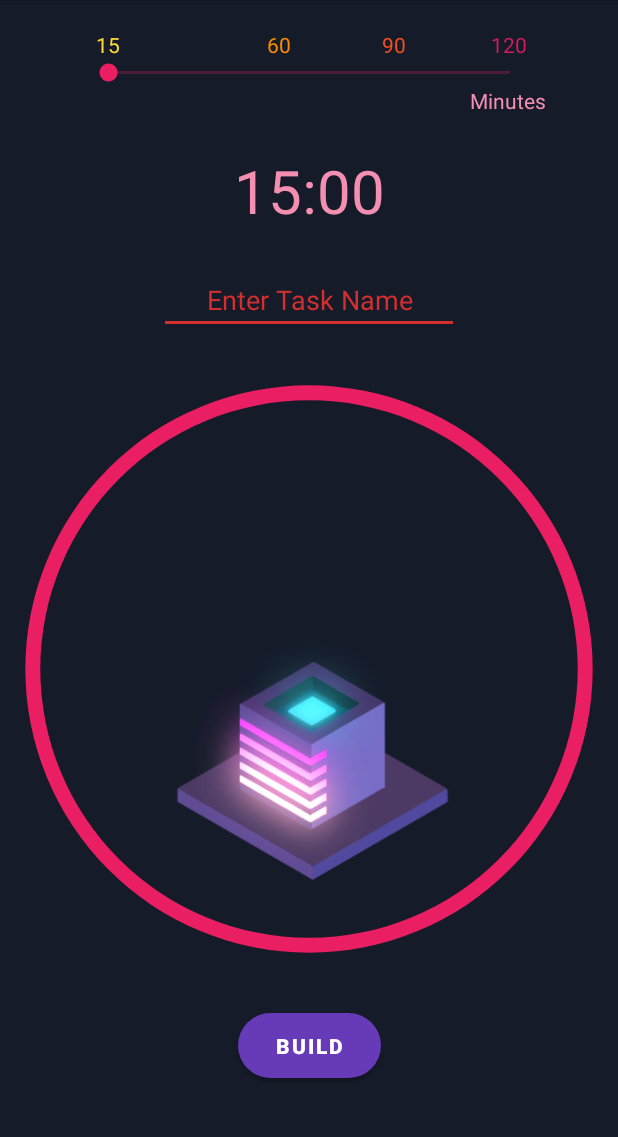
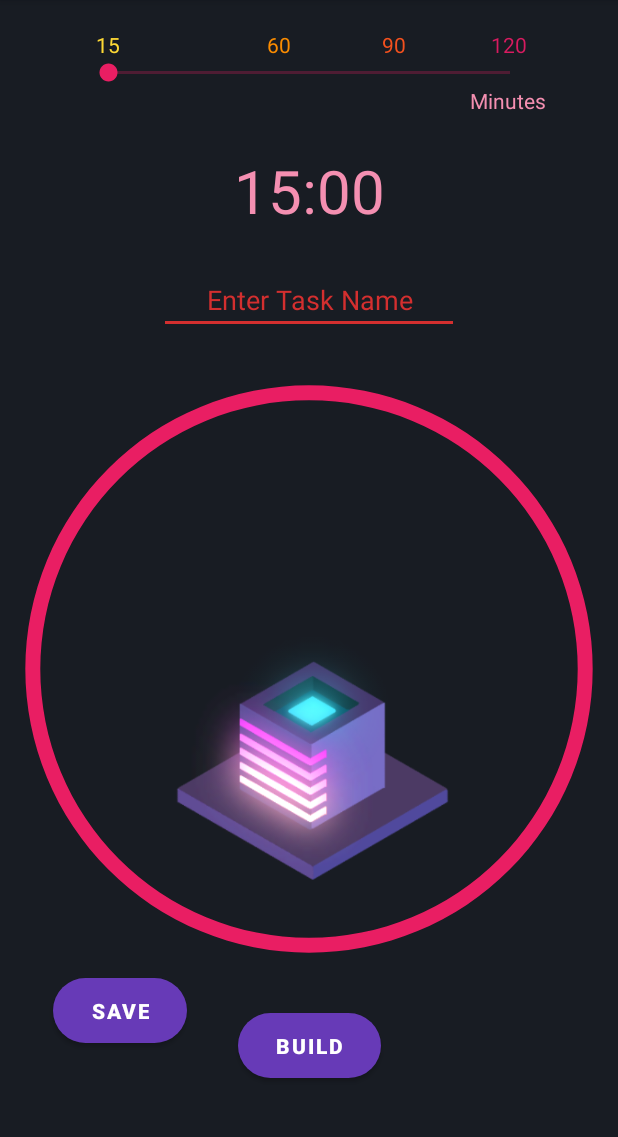
Before and after one commit to ETS-Android4/Focus-City, an Android app: the screen it shows after launch (MainActivity), after a tap on "BUILD", on a phone screen of 412 x 824 dp, the part 84-1221 px from its top. Run offline under Robolectric (Android 15) with nearby library versions, the phone set to English and light mode, and no system bars.

Commit message:
Added Blueprints Page to Save Task for Later

```diff
--- a/app/src/main/AndroidManifest.xml
+++ b/app/src/main/AndroidManifest.xml
@@ -3,6 +3,7 @@
     package="com.candy.focuscity">
 
     <uses-permission android:name="android.permission.VIBRATE" />
+
     <application
         android:allowBackup="true"
         android:icon="@mipmap/ic_launcher"
@@ -10,6 +11,9 @@
         android:roundIcon="@mipmap/ic_launcher_round"
         android:supportsRtl="true"
         android:theme="@style/Theme.FocusCity">
+        <activity
+            android:name=".BlueprintActivity"
+            android:exported="false" />
         <activity
             android:name=".RecordsActivity"
             android:exported="false" />
--- /dev/null
+++ b/app/src/main/java/com/candy/focuscity/DatabaseHandlers/BlueprintsDatabaseHandler.java
@@ -0,0 +1,84 @@
+package com.candy.focuscity.DatabaseHandlers;
+
+import android.annotation.SuppressLint;
+import android.content.ContentValues;
+import android.content.Context;
+import android.database.Cursor;
+import android.database.sqlite.SQLiteDatabase;
+import android.database.sqlite.SQLiteOpenHelper;
+
+import com.candy.focuscity.Model.BlueprintModel;
+
+import java.util.ArrayList;
+import java.util.List;
+
+public class BlueprintsDatabaseHandler extends SQLiteOpenHelper {
+
+    private static final int VERSION = 1;
+    private static final String NAME = "blueprintsDatabase";
+    private static final String BLUEPRINTS_TABLE = "blueprints";
+    private static final String ID = "id";
+    private static final String BUILDING_IMAGE_ID = "buildingImageId";
+    private static final String BUILDING_NAME = "buildingName";
+    private static final String TOTAL_MINUTES = "totalMinutes";
+    private static final String CREATE_BLUEPRINTS_TABLE = "CREATE TABLE " + BLUEPRINTS_TABLE +
+            "(" + ID + " INTEGER PRIMARY KEY AUTOINCREMENT, " + BUILDING_IMAGE_ID + " INTEGER, " +
+            BUILDING_NAME + " TEXT, " + TOTAL_MINUTES + " INTEGER)";
+
+    private SQLiteDatabase db;
+
+    public BlueprintsDatabaseHandler(Context context) {
+        super(context, NAME, null, VERSION);
+    }
+
+    @Override
+    public void onCreate(SQLiteDatabase db) {
+        db.execSQL(CREATE_BLUEPRINTS_TABLE);
+    }
+
+    @Override
+    public void onUpgrade(SQLiteDatabase db, int oldVersion, int newVersion) {
+        // Drop the older tables
+        db.execSQL("DROP TABLE IF EXISTS " + BLUEPRINTS_TABLE);
+        // Create new tables
+        onCreate(db);
+    }
+
+    public void openDatabase() {
+        db = this.getWritableDatabase();
+    }
+
+    public void insertBlueprint(BlueprintModel blueprint) {
+        ContentValues cv = new ContentValues();
+        cv.put(BUILDING_IMAGE_ID, blueprint.getBuildingImageId());
+        cv.put(BUILDING_NAME, blueprint.getBuildingName());
+        cv.put(TOTAL_MINUTES, blueprint.getTotalMinutes());
+        db.insert(BLUEPRINTS_TABLE, null, cv);
+    }
+
+    @SuppressLint("Range")
+    public List<BlueprintModel> getAllBlueprints() {
+        List<BlueprintModel> blueprintsList = new ArrayList<>();
+        Cursor cur = null;
+        db.beginTransaction();
+        try {
+            cur = db.query(BLUEPRINTS_TABLE, null, null, null, null, null, null, null);
+            if (cur != null) {
+                if (cur.moveToFirst()) {
+                    do {
+                        BlueprintModel blueprint = new BlueprintModel();
+                        blueprint.setId(cur.getInt(cur.getColumnIndex(ID)));
+                        blueprint.setBuildingImageId(cur.getInt(cur.getColumnIndex(BUILDING_IMAGE_ID)));
+                        blueprint.setBuildingName(cur.getString(cur.getColumnIndex(BUILDING_NAME)));
+                        blueprint.setTotalMinutes(cur.getInt(cur.getColumnIndex(TOTAL_MINUTES)));
+                        blueprintsList.add(blueprint);
+                    } while (cur.moveToNext());
+                }
+            }
+        } finally {
+            db.endTransaction();
+            cur.close();
+        }
+        return blueprintsList;
+    }
+}
--- a/app/src/main/java/com/candy/focuscity/DatabaseHandler.java
+++ b/app/src/main/java/com/candy/focuscity/DatabaseHandlers/RecordsDatabaseHandler.java
@@ -1,4 +1,4 @@
-package com.candy.focuscity;
+package com.candy.focuscity.DatabaseHandlers;
 
 import android.annotation.SuppressLint;
 import android.content.ContentValues;
@@ -12,7 +12,7 @@ import com.candy.focuscity.Model.RecordModel;
 import java.util.ArrayList;
 import java.util.List;
 
-public class DatabaseHandler extends SQLiteOpenHelper {
+public class RecordsDatabaseHandler extends SQLiteOpenHelper {
 
     private static final int VERSION = 1;
     private static final String NAME = "recordsDatabase";
@@ -28,7 +28,7 @@ public class DatabaseHandler extends SQLiteOpenHelper {
 
     private SQLiteDatabase db;
 
-    public DatabaseHandler(Context context) {
+    public RecordsDatabaseHandler(Context context) {
         super(context, NAME, null, VERSION);
     }
 
--- a/app/src/main/java/com/candy/focuscity/MainActivity.java
+++ b/app/src/main/java/com/candy/focuscity/MainActivity.java
@@ -35,6 +35,9 @@ import android.widget.ProgressBar;
 import android.widget.SeekBar;
 import android.widget.TextView;
 
+import com.candy.focuscity.DatabaseHandlers.BlueprintsDatabaseHandler;
+import com.candy.focuscity.DatabaseHandlers.RecordsDatabaseHandler;
+import com.candy.focuscity.Model.BlueprintModel;
 import com.candy.focuscity.Model.RecordModel;
 import com.google.android.material.navigation.NavigationView;
 
@@ -51,8 +54,10 @@ public class MainActivity extends AppCompatActivity {
 
     protected static int totalBuildTime = 15;
 
-    private DatabaseHandler db;
+    private RecordsDatabaseHandler dbRecords;
     private RecordModel record;
+    private BlueprintsDatabaseHandler dbBlueprints;
+    private BlueprintModel blueprint;
 
     // Timer Declaration
     private enum TimerStatus {
@@ -73,6 +78,8 @@ public class MainActivity extends AppCompatActivity {
     private String buildingName = "";
 
     private Button buttonStartStop;
+    private Button buttonSave;
+
     protected ImageView buildingImage;
     protected Building building;
     private long timeCountInMilliSeconds = (15 * 1 * 60000) / 60; // Minutes-Seconds for Testing
@@ -91,7 +98,10 @@ public class MainActivity extends AppCompatActivity {
         seekTime = (SeekBar) findViewById(R.id.seekBarTimeSelect);
         progressBarCircle = (ProgressBar) findViewById(R.id.progressBarCircle);
         textViewTime = (TextView) findViewById(R.id.textViewTime);
+
         buttonStartStop = (Button) findViewById(R.id.startStopButton);
+        buttonSave = (Button) findViewById(R.id.saveButton);
+
         buildingImage = (ImageView) findViewById(R.id.buildingImage);
 
         buildingNameEdit = (EditText) findViewById(R.id.buildingNameEdit);
@@ -111,6 +121,23 @@ public class MainActivity extends AppCompatActivity {
                 buildingName = buildingNameEdit.getText().toString();
                 if (!buildingName.isEmpty()) {
                     startStop();
+                } else {
+                    // TODO change to Vibrator method
+                    Vibrator vibrator = (Vibrator) getSystemService(Context.VIBRATOR_SERVICE);
+                    vibrator.vibrate(200);
+                    buildingNameEdit.setBackgroundTintList(ColorStateList.valueOf(getResources().getColor(R.color.colorRed)));
+                    buildingNameEdit.setHintTextColor(getResources().getColor(R.color.colorRed));
+                    buildingNameEdit.startAnimation(shakeError());
+                }
+            }
+        });
+
+        buttonSave.setOnClickListener(new View.OnClickListener() {
+            @Override
+            public void onClick(View v) {
+                buildingName = buildingNameEdit.getText().toString();
+                if (!buildingName.isEmpty()) {
+                    saveBlueprint();
                 } else {
                     Vibrator vibrator = (Vibrator) getSystemService(Context.VIBRATOR_SERVICE);
                     vibrator.vibrate(200);
@@ -138,9 +165,12 @@ public class MainActivity extends AppCompatActivity {
             }
         });
 
+        // TODO Convert to Method
         // Create Database to Save Data
-        db = new DatabaseHandler(getApplicationContext());
-        db.openDatabase();
+        dbRecords = new RecordsDatabaseHandler(getApplicationContext());
+        dbRecords.openDatabase();
+        dbBlueprints = new BlueprintsDatabaseHandler(getApplicationContext());
+        dbBlueprints.openDatabase();
 
         // Activate SeekBar Time Select
         setTimerValues();
@@ -158,6 +188,11 @@ public class MainActivity extends AppCompatActivity {
             @Override
             public boolean onNavigationItemSelected(@NonNull MenuItem item) {
                 int id = item.getItemId();
+                if (id == R.id.blueprintsPage){
+                    Intent buildIntent = new Intent(getApplicationContext(), BlueprintActivity.class);
+                    startActivity(buildIntent);
+                    drawerLayout.closeDrawers();
+                }
                 if (id == R.id.recordsPage){
                     Intent buildIntent = new Intent(getApplicationContext(), RecordsActivity.class);
                     startActivity(buildIntent);
@@ -174,6 +209,17 @@ public class MainActivity extends AppCompatActivity {
             return true;
         }
         return super.onOptionsItemSelected(item);
+    }
+
+    private void saveBlueprint() {
+        blueprint = new BlueprintModel();
+        blueprint.setBuildingName(buildingName);
+        blueprint.setTotalMinutes(totalBuildTime);
+        blueprint.setBuildingImageId(building.buildingImageViewId);
+        dbBlueprints.insertBlueprint(blueprint);
+        resetBuildingName();
+        // TODO Show saved Toast
+
     }
 
     /**
@@ -209,7 +255,7 @@ public class MainActivity extends AppCompatActivity {
             // Add Failed Build to Records
             record.setTotalMinutes(0);
             record.setBuildingImageId(R.drawable.jett_ruins);
-            db.insertRecord(record);
+            dbRecords.insertRecord(record);
             // Countdown Timer Stop Status
             timerStatus = TimerStatus.STOPPED;
             // Stop Countdown Timer
@@ -304,7 +350,6 @@ public class MainActivity extends AppCompatActivity {
             public void onFinish() {
 
                 resetBuildingName();
-                buildingNameEdit.getText().clear();
 
                 // Show Build Complete Notification
                 createNotifications();
@@ -313,7 +358,7 @@ public class MainActivity extends AppCompatActivity {
                 // Record to Database
                 record.setTotalMinutes(totalBuildTime);
                 record.setBuildingImageId(building.buildingImageViewId);
-                db.insertRecord(record);
+                dbRecords.insertRecord(record);
 
                 // Reset Button Text to Build
                 buttonStartStop.setText("Build");
@@ -436,6 +481,7 @@ public class MainActivity extends AppCompatActivity {
         buildingNameEdit.setEnabled(true);
         buildingNameEdit.setVisibility(View.VISIBLE);
         editNameButton.setVisibility(View.GONE);
+        buildingNameEdit.getText().clear();
     }
 
     private void confirmBuildingName() {
--- a/app/src/main/java/com/candy/focuscity/Model/RecordModel.java
+++ b/app/src/main/java/com/candy/focuscity/Model/RecordModel.java
@@ -1,6 +1,4 @@
 package com.candy.focuscity.Model;
-
-import android.widget.ImageView;
 
 import java.text.DateFormat;
 import java.text.SimpleDateFormat;
--- /dev/null
+++ b/app/src/main/res/drawable/ic_baseline_playlist_add_check_24.xml
@@ -0,0 +1,5 @@
+<vector android:height="24dp" android:tint="#FFFFFF"
+    android:viewportHeight="24" android:viewportWidth="24"
+    android:width="24dp" xmlns:android="http://schemas.android.com/apk/res/android">
+    <path android:fillColor="@android:color/white" android:pathData="M14,10H2v2h12V10zM14,6H2v2h12V6zM2,16h8v-2H2V16zM21.5,11.5L23,13l-6.99,7l-4.51,-4.5L13,14l3.01,3L21.5,11.5z"/>
+</vector>
--- a/app/src/main/res/layout/activity_main.xml
+++ b/app/src/main/res/layout/activity_main.xml
@@ -192,6 +192,26 @@
             app:layout_constraintLeft_toLeftOf="parent"
             app:layout_constraintRight_toRightOf="parent"
             app:layout_constraintTop_toBottomOf="@id/progressBarCircle" />
+
+        <Button
+            android:id="@+id/saveButton"
+            android:layout_width="wrap_content"
+            android:layout_height="wrap_content"
+            android:layout_marginBottom="20dp"
+            android:paddingLeft="25dp"
+            android:paddingTop="12dp"
+            android:paddingRight="25dp"
+            android:paddingBottom="12dp"
+            android:text="Save"
+            android:textStyle="bold"
+            app:cornerRadius="30dp"
+            app:layout_constraintBottom_toBottomOf="parent"
+            app:layout_constraintHorizontal_bias="0.109"
+            app:layout_constraintLeft_toLeftOf="parent"
+            app:layout_constraintRight_toRightOf="parent"
+            app:layout_constraintTop_toBottomOf="@id/progressBarCircle"
+            app:layout_constraintVertical_bias="0.0" />
+
     </androidx.constraintlayout.widget.ConstraintLayout>
 
     <com.google.android.material.navigation.NavigationView
--- a/app/src/main/res/menu/nav_drawer_menu.xml
+++ b/app/src/main/res/menu/nav_drawer_menu.xml
@@ -1,5 +1,10 @@
 <?xml version="1.0" encoding="utf-8"?>
 <menu xmlns:android="http://schemas.android.com/apk/res/android">
+
+    <item
+        android:id="@+id/blueprintsPage"
+        android:title="Blueprints"
+        android:icon="@drawable/ic_baseline_playlist_add_check_24"/>
 
     <item
         android:id="@+id/recordsPage"
--- a/app/src/main/res/values/colors.xml
+++ b/app/src/main/res/values/colors.xml
@@ -9,9 +9,9 @@
     <color name="black">#FF000000</color>
     <color name="white">#FFFFFFFF</color>
 
-    <color name="colorPrimary">#1E2538</color>
+    <color name="colorPrimary">#181C29</color>
     <color name="colorPrimaryDark">#16181E</color>
-    <color name="colorBackground">#151B29</color>
+    <color name="colorBackground">#181C23</color>
     <color name="colorPink">#E91E63</color>
     <color name="colorLightPink">#F48FB1</color>
     <color name="colorRed">#D32F2F</color>
```
Also changed, not shown: app/src/main/java/com/candy/focuscity/Adapter/BlueprintAdapter.java (added, +66 -0 lines), app/src/main/java/com/candy/focuscity/BlueprintActivity.java (added, +73 -0 lines), app/src/main/java/com/candy/focuscity/Model/BlueprintModel.java (added, +36 -0 lines), app/src/main/java/com/candy/focuscity/RecordsActivity.java (+3 -4 lines), app/src/main/res/layout/activity_blueprint.xml (added, +50 -0 lines), app/src/main/res/layout/blueprint_layout.xml (added, +65 -0 lines), 1 other file.
